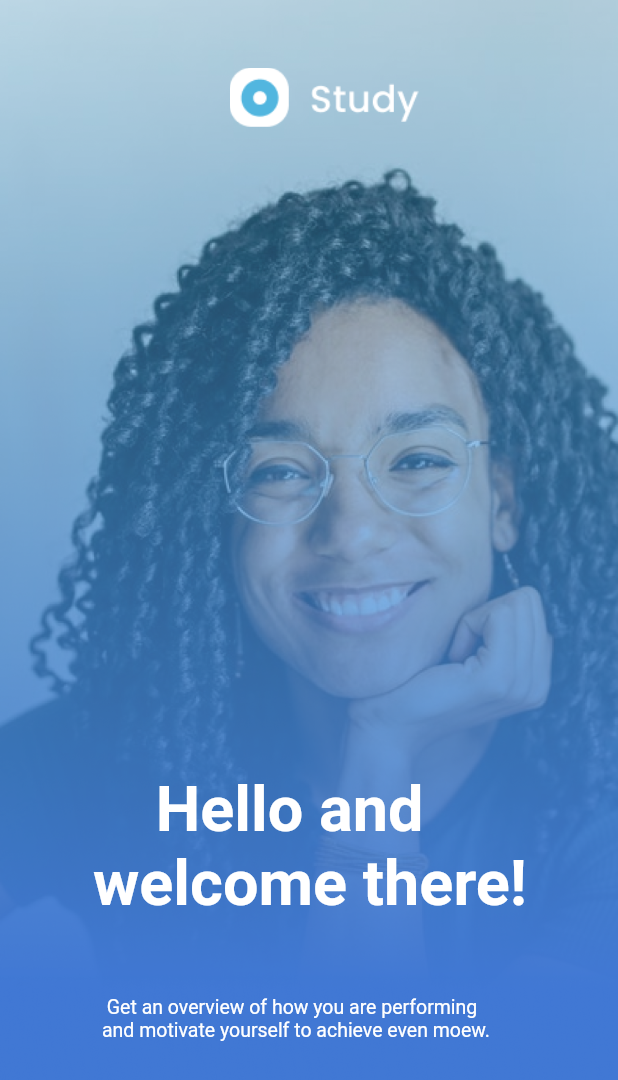
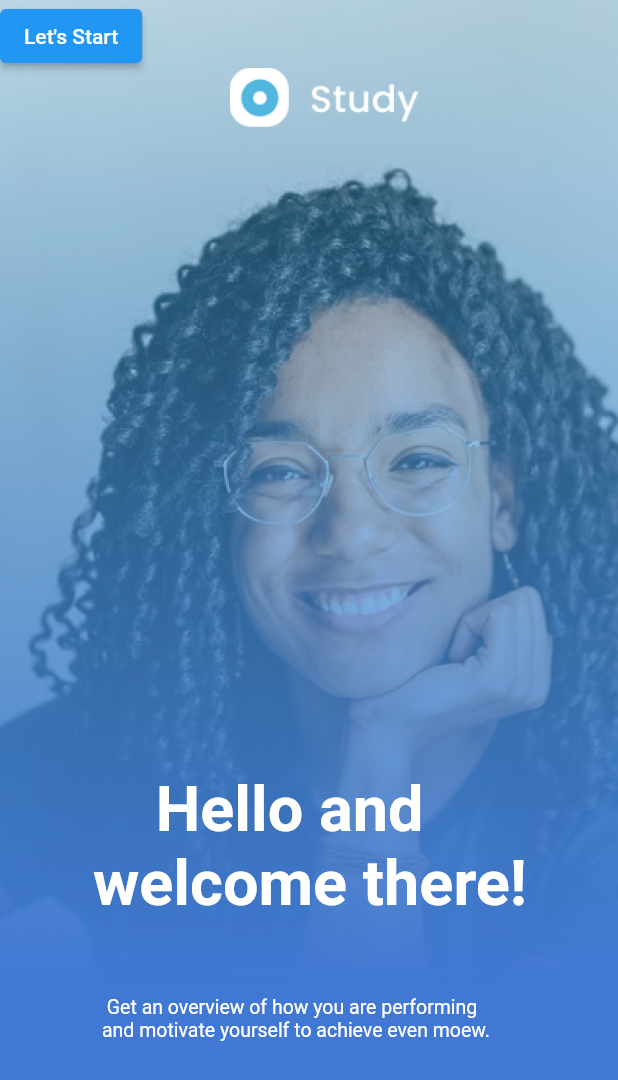
Before and after one commit to Otabek66/Study-program, a Flutter app: the SplashPage screen opened by its route, on a phone screen of 412 x 824 dp. Shown: the top 1080 px of the screen. Run offline on Flutter 3.47's test engine with Material 2 defaults, Android fonts, the phone set to English and light mode, and no system bars; our stand-ins replace cloud_firestore, firebase_auth, firebase_core, firebase_storage, flutter_svg, image_picker; accounts and stored records are empty.

Commit message:
update in new servise

```diff
--- a/lib/main.dart
+++ b/lib/main.dart
@@ -33,7 +33,7 @@ class MyApp extends StatelessWidget {
       theme: ThemeData(
         primarySwatch: Colors.blue,
       ),
-      initialRoute: '/splash',
+      initialRoute: '/signIn',
       onGenerateRoute: routes.onGenerate,
     );
   }
--- a/lib/routes/my_routes.dart
+++ b/lib/routes/my_routes.dart
@@ -31,6 +31,8 @@ class MyRoutes {
 
       case '/signIn':
         return MaterialPageRoute(builder: ((context) => SignInPage()));
+       case 'splashtwo':
+        return MaterialPageRoute(builder: ((context) => SignInPage()));
 
     }
   }
--- a/lib/screens/entrance_pages/splash_page.dart
+++ b/lib/screens/entrance_pages/splash_page.dart
@@ -35,11 +35,20 @@ class SplashPage extends StatelessWidget {
         Positioned(
           left: 62,
           bottom: 211,
-          child: MyBoldText.myBoldText('    Hello and\nwelcome there!',color: Colors.white,textSize: 42),),
-          Positioned(
+          child: MyBoldText.myBoldText('    Hello and\nwelcome there!',
+              color: Colors.white, textSize: 42),
+        ),
+        const Positioned(
             left: 68,
             bottom: 130,
-            child: Text(" Get an overview of how you are performing\nand motivate yourself to achieve even moew.",style: TextStyle(fontSize: MyTextSizeConst.ktextSize, color: Colors.white),))
+            child: Text(
+              " Get an overview of how you are performing\nand motivate yourself to achieve even moew.",
+              style: TextStyle(
+                  fontSize: MyTextSizeConst.ktextSize, color: Colors.white),
+            )),
+            Positioned(child: ElevatedButton(
+              child: Text("Let's Start"),
+            onPressed:(){Navigator.pushNamed(context, 'splashtwo');} ,))
       ]),
     );
   }
--- a/lib/screens/main_page.dart
+++ b/lib/screens/main_page.dart
@@ -2,6 +2,7 @@ import 'package:flutter/material.dart';
 import 'package:flutter_svg/svg.dart';
 import 'package:onboarding/core/constants/colors_const.dart';
 import 'package:onboarding/provider/main_page_provider.dart';
+import 'package:onboarding/screens/accaunting_page.dart';
 import 'package:onboarding/screens/home_page.dart';
 import 'package:provider/provider.dart';
 
@@ -35,7 +36,7 @@ class _MainPageState extends State<MainPage> with TickerProviderStateMixin {
          HomePage(userName: widget.userName,),
           Container(color:Colors.blue),
           Container(color:Colors.red),
-          Container(color:Colors.green),
+          AccountingPage(),
       ],),
 
       bottomNavigationBar: TabBar(
--- a/lib/services/fire_service.dart
+++ b/lib/services/fire_service.dart
@@ -1,5 +1,9 @@
+import 'package:cloud_firestore/cloud_firestore.dart';
 import 'package:firebase_auth/firebase_auth.dart';
+import 'package:firebase_storage/firebase_storage.dart';
 
 class FireService {
   static final FirebaseAuth auth = FirebaseAuth.instance;
+  static final FirebaseFirestore store = FirebaseFirestore.instance;
+  static final FirebaseStorage storage = FirebaseStorage.instance;
 }
--- a/pubspec.yaml
+++ b/pubspec.yaml
@@ -39,6 +39,9 @@ dependencies:
   provider: ^6.0.2
   flutter_provider: ^2.1.0
   firebase_auth: ^3.3.14
+  cloud_firestore: ^3.1.13
+  firebase_storage: ^10.2.13
+  image_picker: ^0.8.5
 
 dev_dependencies:
   flutter_test:
```
Also changed, not shown: lib/screens/accaunting_page.dart (added, +79 -0 lines), lib/screens/entrance_pages/splash_two_page.dart (added, +12 -0 lines), lib/services/new.dart (+40 -0 lines), pubspec.lock.
